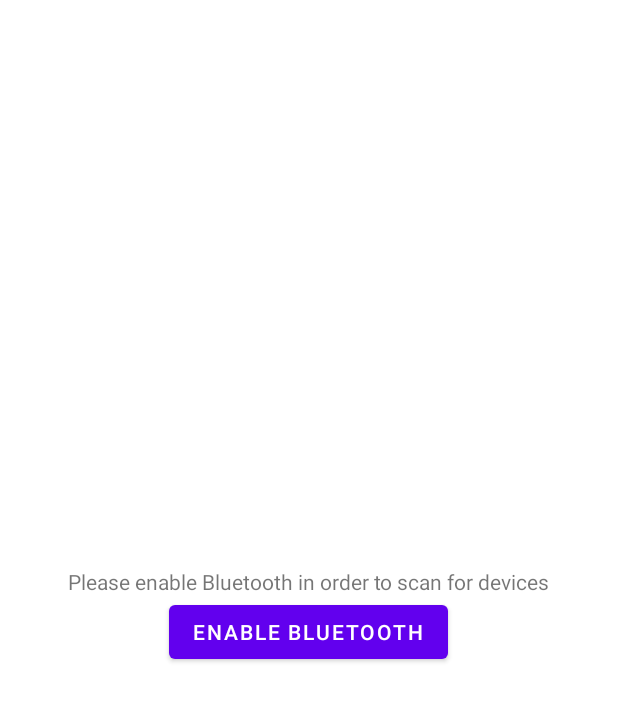
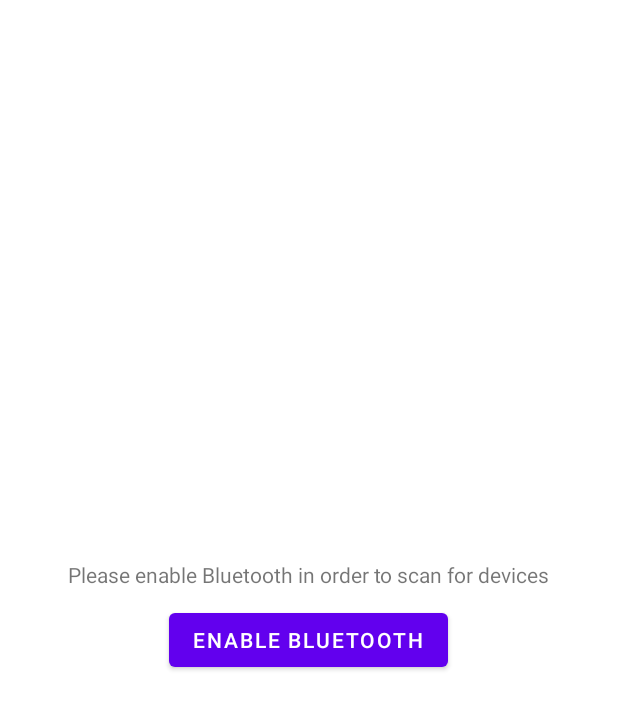
Before and after one commit to raheemadamboev/bluetooth-chat-app, an Android app: the screen it shows after launch (MainActivity), on a phone screen of 412 x 824 dp. Shown: the top 709 px of the screen. Run offline under Robolectric (Android 15) with nearby library versions, the phone set to English and light mode, and no system bars.

Commit message:
enable bluetooth fragment
Took 6 minutes

```diff
--- a/app/src/main/java/xyz/teamgravity/bluetoothchat/fragment/EnableBluetoothFragment.kt
+++ b/app/src/main/java/xyz/teamgravity/bluetoothchat/fragment/EnableBluetoothFragment.kt
@@ -22,12 +22,6 @@ class EnableBluetoothFragment : Fragment() {
 
     private lateinit var bluetoothLauncher: ActivityResultLauncher<Intent>
 
-    private val bluetoothEnableObserver = Observer<Boolean> { shouldPrompt ->
-        if (!shouldPrompt) {
-            // Don't need to prompt so navigate to LocationRequiredFragment
-            findNavController().navigate(EnableBluetoothFragmentDirections.actionCheckLocationPermissions())
-        }
-    }
 
     override fun onCreate(savedInstanceState: Bundle?) {
         super.onCreate(savedInstanceState)
@@ -36,18 +30,41 @@ class EnableBluetoothFragment : Fragment() {
 
     override fun onCreateView(inflater: LayoutInflater, container: ViewGroup?, savedInstanceState: Bundle?): View {
         _binding = FragmentEnableBluetoothBinding.inflate(inflater, container, false)
+        return binding.root
+    }
 
-        binding.errorAction.setOnClickListener {
-            bluetoothLauncher.launch(Intent(BluetoothAdapter.ACTION_REQUEST_ENABLE))
-        }
+    override fun onViewCreated(view: View, savedInstanceState: Bundle?) {
+        super.onViewCreated(view, savedInstanceState)
 
+        lateInIt()
+        button()
+    }
+
+    private fun lateInIt() {
+        // when bluetooth enabled start server
         bluetoothLauncher = registerForActivityResult(ActivityResultContracts.StartActivityForResult()) { result ->
             if (result.resultCode == Activity.RESULT_OK) {
                 ChatServer.startServer(requireActivity().application)
             }
         }
+    }
 
-        return binding.root
+    private fun button() {
+        onBluetooth()
+    }
+
+    // enable bluetooth button
+    private fun onBluetooth() {
+        binding.bluetoothB.setOnClickListener {
+            bluetoothLauncher.launch(Intent(BluetoothAdapter.ACTION_REQUEST_ENABLE))
+        }
+    }
+
+    // if bluetooth enable navigate LocationRequiredFragment
+    private val bluetoothEnableObserver = Observer<Boolean> { shouldPrompt ->
+        if (!shouldPrompt) {
+            findNavController().navigate(EnableBluetoothFragmentDirections.actionCheckLocationPermissions())
+        }
     }
 
     override fun onDestroyView() {
--- a/app/src/main/res/layout/fragment_enable_bluetooth.xml
+++ b/app/src/main/res/layout/fragment_enable_bluetooth.xml
@@ -15,9 +15,10 @@
         android:text="@string/bt_not_enabled" />
 
     <Button
-        android:id="@+id/error_action"
+        android:id="@+id/bluetooth_b"
         android:layout_width="wrap_content"
         android:layout_height="wrap_content"
         android:layout_gravity="center"
+        android:layout_marginTop="10dp"
         android:text="@string/enable_bluetooth_prompt" />
 </LinearLayout>
```
